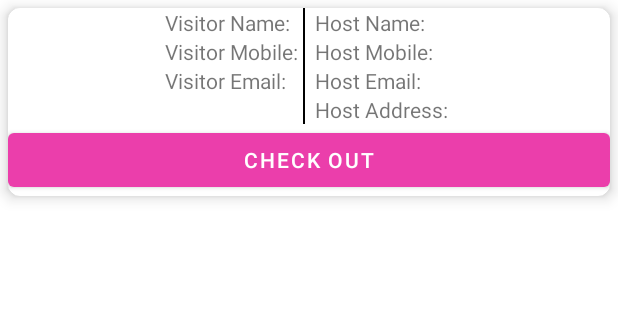
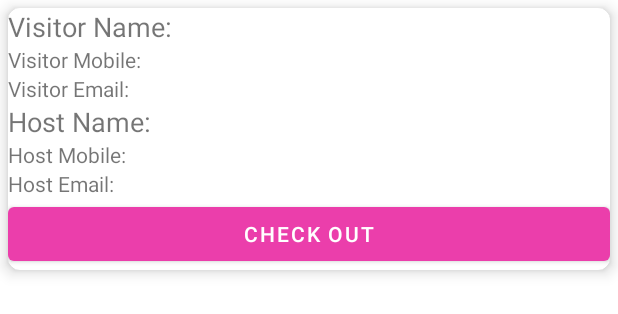
Before and after one commit to ashishav07/Innovaccer, an Android app: the layout visitor_card_view.xml on its own in the app's theme, with its tools: preview values and no code run, on a phone screen of 412 x 824 dp. Shown: the top 314 px of the screen. Run offline under Robolectric (Android 15) with nearby library versions, the phone set to English and light mode, and no system bars.

```diff
--- a/app/src/main/AndroidManifest.xml
+++ b/app/src/main/AndroidManifest.xml
@@ -2,6 +2,8 @@
 <manifest xmlns:android="http://schemas.android.com/apk/res/android"
     package="com.example.innovacer">
     <uses-permission android:name="android.permission.INTERNET"/>
+    <uses-permission android:name="android.permission.SEND_SMS"/>
+    <uses-permission android:name="android.permission.RECEIVE_SMS"/>
     <application
         android:allowBackup="true"
         android:icon="@mipmap/ic_launcher"
--- a/app/src/main/java/com/example/innovacer/SendMail.java
+++ b/app/src/main/java/com/example/innovacer/SendMail.java
@@ -56,8 +56,6 @@ public class SendMail extends AsyncTask<Void,Void,Void> {
         super.onPostExecute(aVoid);
         //Dismissing the progress dialog
         progressDialog.dismiss();
-        //Showing a success message
-        Toast.makeText(context,"Message Sent",Toast.LENGTH_LONG).show();
     }
 
     @Override
--- a/app/src/main/java/com/example/innovacer/VisitorViewHolder.java
+++ b/app/src/main/java/com/example/innovacer/VisitorViewHolder.java
@@ -9,7 +9,7 @@ import androidx.annotation.NonNull;
 import androidx.recyclerview.widget.RecyclerView;
 
 public class VisitorViewHolder extends RecyclerView.ViewHolder {
-    public TextView vName,vEmail,vMobile,hName,hEmail,hMobile,hAddress;
+    public TextView vName,vEmail,vMobile,hName,hEmail,hMobile;
     public Button checkout;
     private Context context;
     public VisitorViewHolder(@NonNull View itemView) {
@@ -18,7 +18,6 @@ public class VisitorViewHolder extends RecyclerView.ViewHolder {
         vName = itemView.findViewById(R.id.vName);
         vEmail = itemView.findViewById(R.id.vEmail);
         vMobile = itemView.findViewById(R.id.vMobile);
-        hAddress = itemView.findViewById(R.id.hAddress);
         hEmail = itemView.findViewById(R.id.hEmail);
         hMobile = itemView.findViewById(R.id.hMobile);
         hName = itemView.findViewById(R.id.hName);
--- a/app/src/main/res/layout/visitor_card_view.xml
+++ b/app/src/main/res/layout/visitor_card_view.xml
@@ -18,12 +18,6 @@
             <LinearLayout
                 android:layout_width="wrap_content"
                 android:layout_height="wrap_content"
-        android:orientation="horizontal"
-        android:layout_gravity="center"
-        >
-            <LinearLayout
-                android:layout_width="wrap_content"
-                android:layout_height="wrap_content"
                 android:orientation="vertical"
                 >
                 <LinearLayout
@@ -34,12 +28,14 @@
                     <TextView
                         android:layout_width="wrap_content"
                         android:layout_height="wrap_content"
-                        android:text="Visitor Name: "/>
+                        android:text="Visitor Name: "
+                        android:textSize="18sp"
+                        />
                     <TextView
                     android:layout_width="wrap_content"
                     android:layout_height="wrap_content"
                     android:id="@+id/vName"
-                    />
+                    android:textSize="18sp" />
                 </LinearLayout>
                 <LinearLayout
                     android:layout_width="wrap_content"
@@ -72,11 +68,6 @@
                     />
             </LinearLayout>
             </LinearLayout>
-            <View
-                android:layout_width="1dp"
-                android:layout_height="match_parent"
-                android:background="#000000"
-                />
             <LinearLayout
                 android:layout_width="wrap_content"
                 android:layout_height="wrap_content"
@@ -89,11 +80,14 @@
                     <TextView
                         android:layout_width="wrap_content"
                         android:layout_height="wrap_content"
-                        android:text="  Host Name: "/>
+                        android:text="Host Name: "
+                        android:textSize="18sp"
+                        />
                     <TextView
                         android:layout_width="wrap_content"
                         android:layout_height="wrap_content"
                         android:id="@+id/hName"
+                        android:textSize="18sp"
                         />
                 </LinearLayout>
                 <LinearLayout
@@ -104,7 +98,7 @@
                     <TextView
                         android:layout_width="wrap_content"
                         android:layout_height="wrap_content"
-                        android:text="  Host Mobile: "/>
+                        android:text="Host Mobile: "/>
                     <TextView
                         android:layout_width="wrap_content"
                         android:layout_height="wrap_content"
@@ -119,29 +113,12 @@
                     <TextView
                         android:layout_width="wrap_content"
                         android:layout_height="wrap_content"
-                        android:text="  Host Email: "/>
+                        android:text="Host Email: "/>
                     <TextView
                         android:layout_width="wrap_content"
                         android:layout_height="wrap_content"
                         android:id="@+id/hEmail"
                         />
-                </LinearLayout>
-
-                <LinearLayout
-                    android:layout_width="wrap_content"
-                    android:layout_height="wrap_content"
-                    android:orientation="horizontal">
-
-                    <TextView
-                        android:layout_width="wrap_content"
-                        android:layout_height="wrap_content"
-                        android:text="  Host Address: "/>
-                    <TextView
-                        android:layout_width="wrap_content"
-                        android:layout_height="wrap_content"
-                        android:id="@+id/hAddress"
-                        />
-                </LinearLayout>
                 </LinearLayout>
             </LinearLayout>
         <Button
@@ -153,4 +130,5 @@
             />
     </LinearLayout>
 
+
 </androidx.cardview.widget.CardView>
```
Also changed, not shown: app/src/main/java/com/example/innovacer/HomeFragment.java (+38 -12 lines), app/src/main/java/com/example/innovacer/VisitorAdapter.java (+17 -2 lines). Lines whose indentation alone changed are shown as unchanged.
